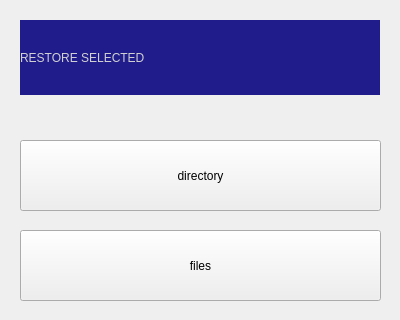
Above: ui/ui_MainWindow.ui from il721/EasyBack before the change; both pictures show x 0 to 400 and y 0 to 320 of the 400 by 600 pixel window. Below: the same form after it.
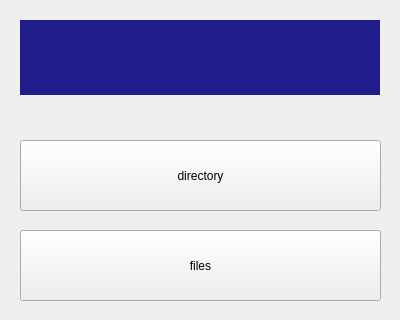
That is the form after the change.

Commit message: Some test edit. Try to make dir button

```diff
--- a/ui/ui_MainWindow.ui
+++ b/ui/ui_MainWindow.ui
@@ -28,7 +28,7 @@
 color: rgb(209, 209, 209);</string>
     </property>
     <property name="text">
-     <string>RESTORE SELECTED</string>
+     <string/>
     </property>
     <property name="scaledContents">
      <bool>false</bool>
```
Left out of the diff: 3 changed lines with no effect on the pictures. The commit also changes 2 other files.
